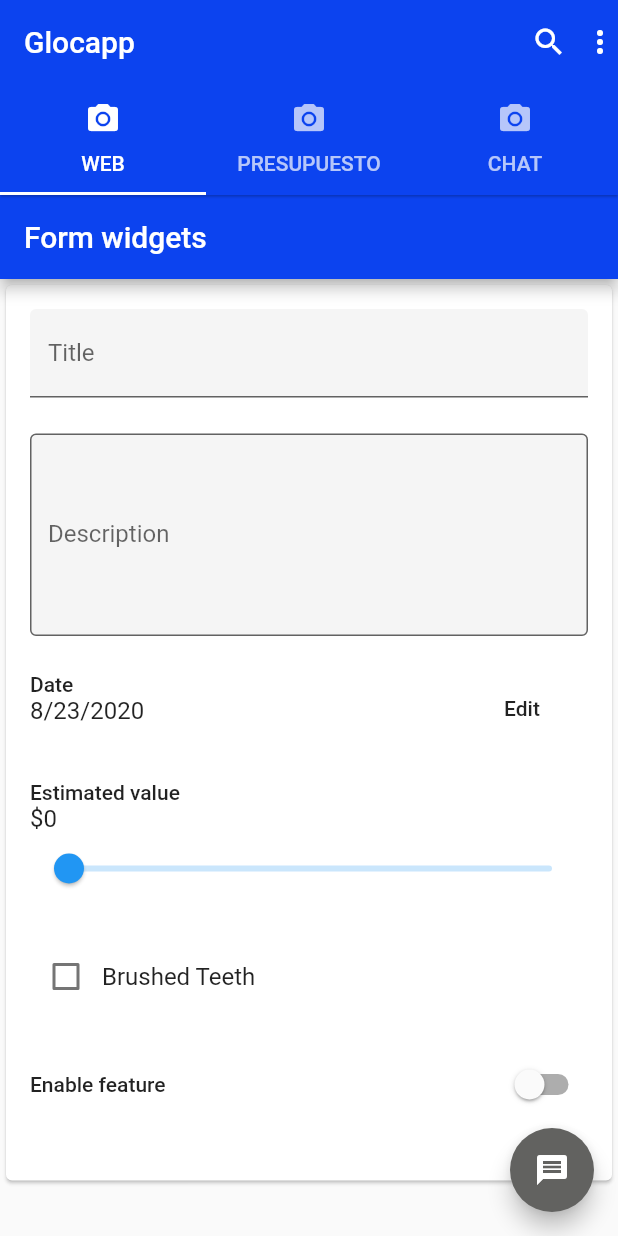
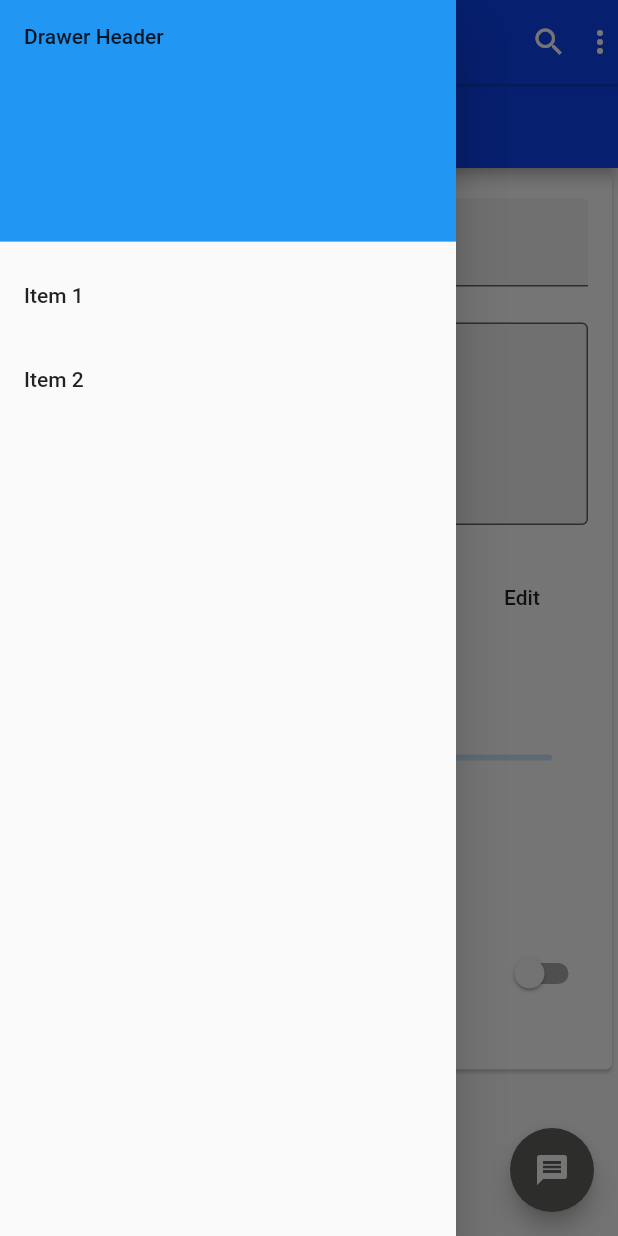
Before and after one commit to SagredoIsmael/FlutterApp, a Flutter app: the screen it shows after launch, with the side drawer open (before the commit the screen has no drawer), on a phone screen of 412 x 824 dp. Run offline on Flutter 3.47's test engine with Material 2 defaults, Android fonts, the phone set to English and light mode, and no system bars.

Commit message:
add drawer to navigation

```diff
--- a/lib/pages/navigation.dart
+++ b/lib/pages/navigation.dart
@@ -10,18 +10,15 @@ class Navigation extends StatefulWidget {
 }
 
 class NavigationState extends State<Navigation> with SingleTickerProviderStateMixin {
-  TabController _tabController;
 
   @override
   void initState() {
     super.initState();
-    _tabController = new TabController(vsync: this, length: 3);
   }
 
   @override
   void dispose() {
-    _tabController.dispose();
-    super.dispose();
+      super.dispose();
   }
 
   @override
@@ -30,15 +27,6 @@ class NavigationState extends State<Navigation> with SingleTickerProviderStateMi
       appBar: AppBar(
         title: Text("Glocapp"),
         elevation: 0.7,
-        bottom: TabBar(
-          controller: _tabController,
-          indicatorColor: Colors.white,
-          tabs: <Widget>[
-            Tab(icon: new Icon(Icons.camera_alt), text: "WEB"),
-            Tab(text: "PRESUPUESTO", icon: new Icon(Icons.camera_alt)),
-            Tab(text: "CHAT", icon: new Icon(Icons.camera_alt)),
-          ],
-        ),
         actions: <Widget>[
           Icon(Icons.search),
           Padding(
@@ -47,13 +35,33 @@ class NavigationState extends State<Navigation> with SingleTickerProviderStateMi
           Icon(Icons.more_vert)
         ],
       ),
-      body: TabBarView(
-        controller: _tabController,
-        children: <Widget>[
-          BudgetScreen(),
-          BudgetScreen(),
-          BudgetScreen()
-        ],
+      body: Center(child: BudgetScreen()),
+      drawer: Drawer(
+        child: ListView(
+          // Important: Remove any padding from the ListView.
+          padding: EdgeInsets.zero,
+          children: <Widget>[
+            DrawerHeader(
+              child: Text('Drawer Header'),
+              decoration: BoxDecoration(
+                color: Colors.blue,
+              ),
+            ),
+            ListTile(
+              title: Text('Item 1'),
+              onTap: () {
+                Navigator.pop(context);
+              },
+            ),
+            ListTile(
+              title: Text('Item 2'),
+              onTap: () {
+                // Update the state of the app.
+                // ...
+              },
+            ),
+          ],
+        ),
       ),
       floatingActionButton: FloatingActionButton(
         backgroundColor: Theme.of(context).accentColor,
```
